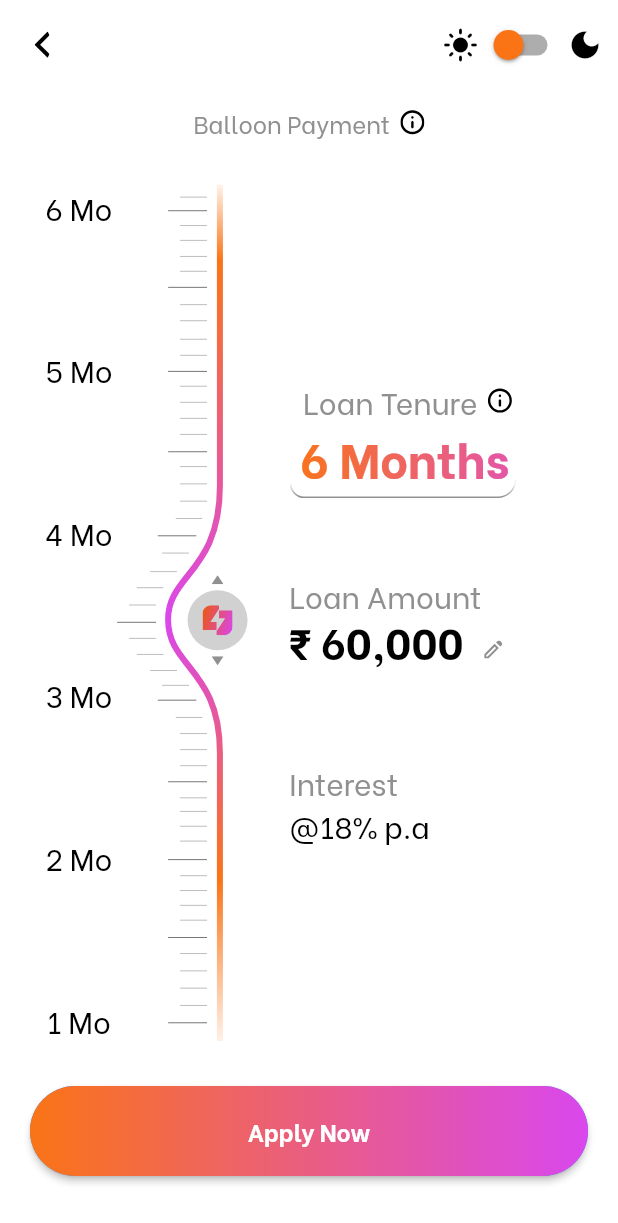
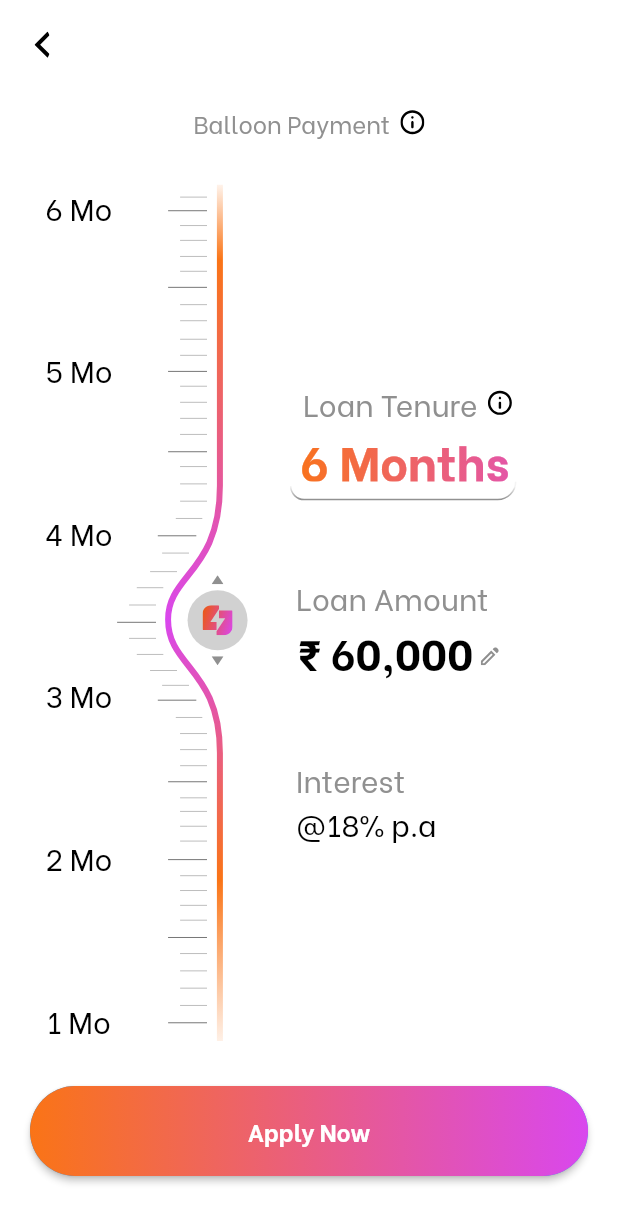
Before and after one commit to reddytarun12/Blinkx_task, a Flutter app: the screen it shows after launch, on a phone screen of 412 x 824 dp. Shown: the top 1223 px of the screen. Run offline on Flutter 3.47's test engine with Material 2 defaults, Android fonts, the phone set to English and light mode, and no system bars; drawn by our look-alikes of simple_gradient_text; our stand-ins replace flutter_svg.

Commit message:
changed textfield, now better, removed switch for theme change

```diff
--- a/lib/component/blinkx_slider_button.dart
+++ b/lib/component/blinkx_slider_button.dart
@@ -1,7 +1,6 @@
-import 'package:blinkx/provider.dart';
 import 'package:flutter/material.dart';
+import 'package:flutter/scheduler.dart';
 import 'package:flutter_svg/flutter_svg.dart';
-import 'package:provider/provider.dart';
 
 class BlinkxIconButton extends StatelessWidget {
   const BlinkxIconButton({
@@ -10,6 +9,8 @@ class BlinkxIconButton extends StatelessWidget {
 
   @override
   Widget build(BuildContext context) {
+    var brightness = SchedulerBinding.instance.window.platformBrightness;
+    bool isDarkMode = brightness == Brightness.dark;
     return Column(
       children: [
         SvgPicture.asset(
@@ -19,19 +20,14 @@ class BlinkxIconButton extends StatelessWidget {
         const SizedBox(
           height: 4,
         ),
-        Consumer<BlinkxProvider>(
-          builder: (BuildContext context, value, Widget? child) {
-            return CircleAvatar(
+        CircleAvatar(
           maxRadius: 20,
-              backgroundColor:
-                  value.isDarkModeOn ? Colors.white : const Color(0xffD1D1D1),
+          backgroundColor: isDarkMode ? Colors.white : const Color(0xffD1D1D1),
           child: SvgPicture.asset(
             'assets/icons/just_blinkx_icon.svg',
             fit: BoxFit.scaleDown,
             // ignore: deprecated_member_use
           ),
-            );
-          },
         ),
         const SizedBox(
           height: 4,
--- a/lib/component/body_component_1.dart
+++ b/lib/component/body_component_1.dart
@@ -1,15 +1,16 @@
 import 'package:blinkx/component/blinkx_slider_button.dart';
 import 'package:blinkx/component/slider_component.dart';
-import 'package:blinkx/provider.dart';
 import 'package:flutter/material.dart';
+import 'package:flutter/scheduler.dart';
 import 'package:flutter_svg/flutter_svg.dart';
-import 'package:provider/provider.dart';
 
 class BodyComponent1 extends StatelessWidget {
   const BodyComponent1({super.key});
 
   @override
   Widget build(BuildContext context) {
+    var brightness = SchedulerBinding.instance.window.platformBrightness;
+    bool isDarkMode = brightness == Brightness.dark;
     return Row(
       mainAxisAlignment: MainAxisAlignment.spaceBetween,
       children: [
@@ -46,21 +47,17 @@ class BodyComponent1 extends StatelessWidget {
                     left: 45,
                     child: const RulerSmallWidget(),
                   ),
-                  Consumer<BlinkxProvider>(
-                    builder: (context, value, child) {
-                      return Positioned(
+                  Positioned(
                     top: MediaQuery.of(context).size.height * 0.020,
                     left: 37,
                     child: SvgPicture.asset(
                       'assets/icons/ruler_big.svg',
                       fit: BoxFit.scaleDown,
                       // ignore: deprecated_member_use
-                          color: value.isDarkModeOn
+                      color: isDarkMode
                           ? const Color(0xffffffff)
                           : const Color(0xff191919),
                     ),
-                      );
-                    },
                   ),
                   Positioned(
                     top: MediaQuery.of(context).size.height * 0.032,
@@ -82,22 +79,20 @@ class BodyComponent1 extends StatelessWidget {
                     left: 45,
                     child: const RulerSmallWidget(),
                   ),
-                  Consumer<BlinkxProvider>(
-                    builder: (context, value, child) {
-                      return Positioned(
+
+                  Positioned(
                     top: MediaQuery.of(context).size.height * 0.082,
                     left: 37,
                     child: SvgPicture.asset(
                       'assets/icons/ruler_big.svg',
                       fit: BoxFit.scaleDown,
                       // ignore: deprecated_member_use
-                          color: value.isDarkModeOn
+                      color: isDarkMode
                           ? const Color(0xffffffff)
                           : const Color(0xff191919),
                     ),
-                      );
-                    },
                   ),
+
                   Positioned(
                     top: MediaQuery.of(context).size.height * 0.096,
                     left: 45,
@@ -118,22 +113,20 @@ class BodyComponent1 extends StatelessWidget {
                     left: 45,
                     child: const RulerSmallWidget(),
                   ),
-                  Consumer<BlinkxProvider>(
-                    builder: (context, value, child) {
-                      return Positioned(
+
+                  Positioned(
                     top: MediaQuery.of(context).size.height * 0.150,
                     left: 37,
                     child: SvgPicture.asset(
                       'assets/icons/ruler_big.svg',
                       fit: BoxFit.scaleDown,
                       // ignore: deprecated_member_use
-                          color: value.isDarkModeOn
+                      color: isDarkMode
                           ? const Color(0xffffffff)
                           : const Color(0xff191919),
                     ),
-                      );
-                    },
                   ),
+
                   Positioned(
                     top: MediaQuery.of(context).size.height * 0.162,
                     left: 45,
@@ -154,22 +147,20 @@ class BodyComponent1 extends StatelessWidget {
                     left: 45,
                     child: const RulerSmallWidget(),
                   ),
-                  Consumer<BlinkxProvider>(
-                    builder: (context, value, child) {
-                      return Positioned(
+
+                  Positioned(
                     top: MediaQuery.of(context).size.height * 0.215,
                     left: 37,
                     child: SvgPicture.asset(
                       'assets/icons/ruler_big.svg',
                       fit: BoxFit.scaleDown,
                       // ignore: deprecated_member_use
-                          color: value.isDarkModeOn
+                      color: isDarkMode
                           ? const Color(0xffffffff)
                           : const Color(0xff191919),
                     ),
-                      );
-                    },
                   ),
+
                   Positioned(
                     top: MediaQuery.of(context).size.height * 0.227,
                     left: 45,
@@ -190,22 +181,20 @@ class BodyComponent1 extends StatelessWidget {
                     left: 42,
                     child: const RulerSmallWidget(),
                   ),
-                  Consumer<BlinkxProvider>(
-                    builder: (context, value, child) {
-                      return Positioned(
+
+                  Positioned(
                     top: MediaQuery.of(context).size.height * 0.283,
                     left: 30,
                     child: SvgPicture.asset(
                       'assets/icons/ruler_big.svg',
                       fit: BoxFit.scaleDown,
                       // ignore: deprecated_member_use
-                          color: value.isDarkModeOn
+                      color: isDarkMode
                           ? const Color(0xffffffff)
                           : const Color(0xff191919),
                     ),
-                      );
-                    },
                   ),
+
                   Positioned(
                     top: MediaQuery.of(context).size.height * 0.297,
                     left: 33,
@@ -226,22 +215,20 @@ class BodyComponent1 extends StatelessWidget {
                     left: 11,
                     child: const RulerSmallWidget(),
                   ),
-                  Consumer<BlinkxProvider>(
-                    builder: (context, value, child) {
-                      return Positioned(
+
+                  Positioned(
                     top: MediaQuery.of(context).size.height * 0.353,
                     left: 3,
                     child: SvgPicture.asset(
                       'assets/icons/ruler_big.svg',
                       fit: BoxFit.scaleDown,
                       // ignore: deprecated_member_use
-                          color: value.isDarkModeOn
+                      color: isDarkMode
                           ? const Color(0xffffffff)
                           : const Color(0xff191919),
                     ),
-                      );
-                    },
                   ),
+
                   Positioned(
                     top: MediaQuery.of(context).size.height * 0.366,
                     left: 11,
@@ -262,22 +249,20 @@ class BodyComponent1 extends StatelessWidget {
                     left: 33,
                     child: const RulerSmallWidget(),
                   ),
-                  Consumer<BlinkxProvider>(
-                    builder: (context, value, child) {
-                      return Positioned(
+
+                  Positioned(
                     top: MediaQuery.of(context).size.height * 0.416,
                     left: 30,
                     child: SvgPicture.asset(
                       'assets/icons/ruler_big.svg',
                       fit: BoxFit.scaleDown,
                       // ignore: deprecated_member_use
-                          color: value.isDarkModeOn
+                      color: isDarkMode
                           ? const Color(0xffffffff)
                           : const Color(0xff191919),
                     ),
-                      );
-                    },
                   ),
+
                   Positioned(
                     top: MediaQuery.of(context).size.height * 0.430,
                     left: 42,
@@ -298,22 +283,20 @@ class BodyComponent1 extends StatelessWidget {
                     left: 45,
                     child: const RulerSmallWidget(),
                   ),
-                  Consumer<BlinkxProvider>(
-                    builder: (context, value, child) {
-                      return Positioned(
+
+                  Positioned(
                     top: MediaQuery.of(context).size.height * 0.482,
                     left: 37,
                     child: SvgPicture.asset(
                       'assets/icons/ruler_big.svg',
                       fit: BoxFit.scaleDown,
                       // ignore: deprecated_member_use
-                          color: value.isDarkModeOn
+                      color: isDarkMode
                           ? const Color(0xffffffff)
                           : const Color(0xff191919),
                     ),
-                      );
-                    },
                   ),
+
                   Positioned(
                     top: MediaQuery.of(context).size.height * 0.495,
                     left: 45,
@@ -334,22 +317,20 @@ class BodyComponent1 extends StatelessWidget {
                     left: 45,
                     child: const RulerSmallWidget(),
                   ),
-                  Consumer<BlinkxProvider>(
-                    builder: (context, value, child) {
-                      return Positioned(
+
+                  Positioned(
                     top: MediaQuery.of(context).size.height * 0.545,
                     left: 37,
                     child: SvgPicture.asset(
                       'assets/icons/ruler_big.svg',
                       fit: BoxFit.scaleDown,
                       // ignore: deprecated_member_use
-                          color: value.isDarkModeOn
+                      color: isDarkMode
                           ? const Color(0xffffffff)
                           : const Color(0xff191919),
                     ),
-                      );
-                    },
                   ),
+
                   Positioned(
                     top: MediaQuery.of(context).size.height * 0.558,
                     left: 45,
@@ -370,22 +351,20 @@ class BodyComponent1 extends StatelessWidget {
                     left: 45,
                     child: const RulerSmallWidget(),
                   ),
-                  Consumer<BlinkxProvider>(
-                    builder: (context, value, child) {
-                      return Positioned(
+
+                  Positioned(
                     top: MediaQuery.of(context).size.height * 0.608,
                     left: 37,
                     child: SvgPicture.asset(
                       'assets/icons/ruler_big.svg',
                       fit: BoxFit.scaleDown,
                       // ignore: deprecated_member_use
-                          color: value.isDarkModeOn
+                      color: isDarkMode
                           ? const Color(0xffffffff)
                           : const Color(0xff191919),
                     ),
-                      );
-                    },
                   ),
+
                   Positioned(
                     top: MediaQuery.of(context).size.height * 0.621,
                     left: 45,
@@ -406,22 +385,20 @@ class BodyComponent1 extends StatelessWidget {
                     left: 45,
                     child: const RulerSmallWidget(),
                   ),
-                  Consumer<BlinkxProvider>(
-                    builder: (context, value, child) {
-                      return Positioned(
+
+                  Positioned(
                     top: MediaQuery.of(context).size.height * 0.677,
                     left: 37,
                     child: SvgPicture.asset(
                       'assets/icons/ruler_big.svg',
                       fit: BoxFit.scaleDown,
                       // ignore: deprecated_member_use
-                          color: value.isDarkModeOn
+                      color: isDarkMode
                           ? const Color(0xffffffff)
                           : const Color(0xff191919),
                     ),
-                      );
-                    },
                   ),
+
                   //lines end here
                 ],
               ),
--- a/lib/component/body_component_2.dart
+++ b/lib/component/body_component_2.dart
@@ -8,6 +8,7 @@ class BodyComponent2 extends StatelessWidget {
   @override
   Widget build(BuildContext context) {
     var amountController = TextEditingController();
+    var amountFocus = FocusNode();
 
     if (amountController.text.isEmpty) {
       amountController.text = "60,000";
@@ -89,7 +90,7 @@ class BodyComponent2 extends StatelessWidget {
             crossAxisAlignment: CrossAxisAlignment.start,
             children: [
               const Text(
-                "Loan Amount",
+                " Loan Amount",
                 style: TextStyle(
                   fontSize: 20,
                   fontFamily: 'BeVietnam',
@@ -100,15 +101,17 @@ class BodyComponent2 extends StatelessWidget {
                 ),
               ),
               const SizedBox(
-                height: 8,
+                height: 2,
               ),
               Row(
                 children: [
-                  SizedBox(
-                    height: 38,
-                    width: 130,
+                  Flexible(
+                    fit: FlexFit.loose,
+                    child: SizedBox(
+                      width: MediaQuery.of(context).size.width * 0.31,
                       child: TextField(
                         controller: amountController,
+                        focusNode: amountFocus,
                         style: const TextStyle(
                           fontSize: 28,
                           fontFamily: 'BeVietnam',
@@ -119,8 +122,10 @@ class BodyComponent2 extends StatelessWidget {
                             Theme.of(context).textTheme.titleMedium!.color,
                         decoration: InputDecoration(
                           border: InputBorder.none,
+                          isDense: true,
+                          contentPadding: const EdgeInsets.all(0),
                           prefix: Text(
-                          '\u{20B9} ',
+                            ' \u{20B9} ',
                             style: TextStyle(
                                 fontSize: 28,
                                 color: Theme.of(context)
@@ -131,13 +136,17 @@ class BodyComponent2 extends StatelessWidget {
                         ),
                       ),
                     ),
+                  ),
                   Container(
-                    padding: const EdgeInsets.only(
-                      bottom: 10.0,
-                    ),
+                    padding: const EdgeInsets.only(top: 5.0),
+                    child: InkWell(
                       child: SvgPicture.asset(
                         'assets/icons/edit_icon.svg',
                         fit: BoxFit.scaleDown,
+                      ),
+                      onTap: () {
+                        amountFocus.requestFocus();
+                      },
                     ),
                   )
                 ],
@@ -152,7 +161,7 @@ class BodyComponent2 extends StatelessWidget {
             crossAxisAlignment: CrossAxisAlignment.start,
             children: [
               const Text(
-                "Interest",
+                " Interest",
                 style: TextStyle(
                   fontSize: 20,
                   fontFamily: 'BeVietnam',
@@ -163,7 +172,7 @@ class BodyComponent2 extends StatelessWidget {
                 ),
               ),
               Text(
-                "@18% p.a",
+                " @18% p.a",
                 style: TextStyle(
                     fontSize: 20,
                     fontFamily: 'BeVietnam',
--- a/lib/component/slider_component.dart
+++ b/lib/component/slider_component.dart
@@ -1,13 +1,14 @@
-import 'package:blinkx/provider.dart';
 import 'package:flutter/material.dart';
+import 'package:flutter/scheduler.dart';
 import 'package:flutter_svg/flutter_svg.dart';
-import 'package:provider/provider.dart';
 
 class SliderComponent extends StatelessWidget {
   const SliderComponent({super.key});
 
   @override
   Widget build(BuildContext context) {
+    var brightness = SchedulerBinding.instance.window.platformBrightness;
+    bool isDarkMode = brightness == Brightness.dark;
     return Stack(
       children: [
         Container(
@@ -16,15 +17,11 @@ class SliderComponent extends StatelessWidget {
           ),
           child: SizedBox(
             height: double.infinity,
-            child: Consumer<BlinkxProvider>(
-              builder: (BuildContext context, value, Widget? child) {
-                return SvgPicture.asset(
-                  value.isDarkModeOn
-                      ? 'assets/icons/bar_icon.svg'
-                      : 'assets/icons/bar_icon_light.svg',
-                  fit: BoxFit.fill,
-                );
-              },
+            child: SvgPicture.asset(
+              isDarkMode
+                  ? 'assets/icons/bar_icon.svg'
+                  : 'assets/icons/bar_icon_light.svg',
+              fit: BoxFit.fill,
             ),
           ),
         ),
--- a/lib/main.dart
+++ b/lib/main.dart
@@ -1,7 +1,5 @@
-import 'package:blinkx/provider.dart';
 import 'package:blinkx/screen/blinkx_screen.dart';
 import 'package:flutter/material.dart';
-import 'package:provider/provider.dart';
 
 void main() {
   runApp(
@@ -14,12 +12,8 @@ class MyApp extends StatelessWidget {
 
   @override
   Widget build(BuildContext context) {
-    return ChangeNotifierProvider<BlinkxProvider>(
-      create: (BuildContext context) => BlinkxProvider(),
-      child: Consumer<BlinkxProvider>(
-        builder: (BuildContext context, value, Widget? child) {
     return MaterialApp(
-            themeMode: value.isDarkModeOn ? ThemeMode.dark : ThemeMode.light,
+      themeMode: ThemeMode.system,
       theme: ThemeData(
         scaffoldBackgroundColor: Colors.white,
         appBarTheme: const AppBarTheme(
@@ -53,8 +47,5 @@ class MyApp extends StatelessWidget {
       debugShowCheckedModeBanner: false,
       home: const BlinkX(),
     );
-        },
-      ),
-    );
   }
 }
--- a/lib/provider.dart
+++ /dev/null
@@ -1,10 +0,0 @@
-import 'package:flutter/material.dart';
-
-class BlinkxProvider extends ChangeNotifier {
-  bool isDarkModeOn = false;
-
-  void updateTheme(bool value) {
-    isDarkModeOn = value;
-    notifyListeners();
-  }
-}
--- a/lib/screen/blinkx_screen.dart
+++ b/lib/screen/blinkx_screen.dart
@@ -1,9 +1,7 @@
 import 'package:blinkx/component/body_component_1.dart';
 import 'package:blinkx/component/body_component_2.dart';
-import 'package:blinkx/provider.dart';
 import 'package:flutter/material.dart';
 import 'package:flutter_svg/flutter_svg.dart';
-import 'package:provider/provider.dart';
 
 class BlinkX extends StatelessWidget {
   const BlinkX({super.key});
@@ -24,33 +22,6 @@ class BlinkX extends StatelessWidget {
             // ignore: deprecated_member_use
             color: IconTheme.of(context).color,
           ),
-          actions: [
-            Row(
-              children: [
-                Icon(
-                  Icons.light_mode,
-                  color: Theme.of(context).iconTheme.color,
-                ),
-                Switch(
-                  value: Provider.of<BlinkxProvider>(context, listen: false)
-                      .isDarkModeOn,
-                  activeColor: const Color(0xffFA7416),
-                  inactiveThumbColor: const Color(0xffFA7416),
-                  onChanged: (boolValue) {
-                    Provider.of<BlinkxProvider>(context, listen: false)
-                        .updateTheme(boolValue);
-                  },
-                ),
-                Icon(
-                  Icons.dark_mode,
-                  color: Theme.of(context).iconTheme.color,
-                ),
-                const SizedBox(
-                  width: 10,
-                ),
-              ],
-            ),
-          ],
         ),
         body: Column(
           children: [
@@ -74,12 +45,20 @@ class BlinkX extends StatelessWidget {
                 const SizedBox(
                   width: 7,
                 ),
-                SvgPicture.asset(
-                  'assets/icons/info_icon.svg',
-                  fit: BoxFit.scaleDown,
-                  // ignore: deprecated_member_use
-                  color: Theme.of(context).iconTheme.color,
-                )
+                InkWell(
+                  child: SvgPicture.asset(
+                    'assets/icons/info_icon.svg',
+                    fit: BoxFit.scaleDown,
+                    // ignore: deprecated_member_use
+                    color: Theme.of(context).iconTheme.color,
+                  ),
+                  onTap: () {
+                    const Tooltip(
+                      message:
+                          'A tooltip message that will be displayed in this bubble',
+                    );
+                  },
+                ),
               ],
             ),
             Expanded(
--- a/pubspec.yaml
+++ b/pubspec.yaml
@@ -36,7 +36,6 @@ dependencies:
   # Use with the CupertinoIcons class for iOS style icons.
   cupertino_icons: ^1.0.2
   flutter_svg: ^2.0.5
-  provider:
   simple_gradient_text:
 
 dev_dependencies:
```
Lines whose indentation alone changed are shown as unchanged.
